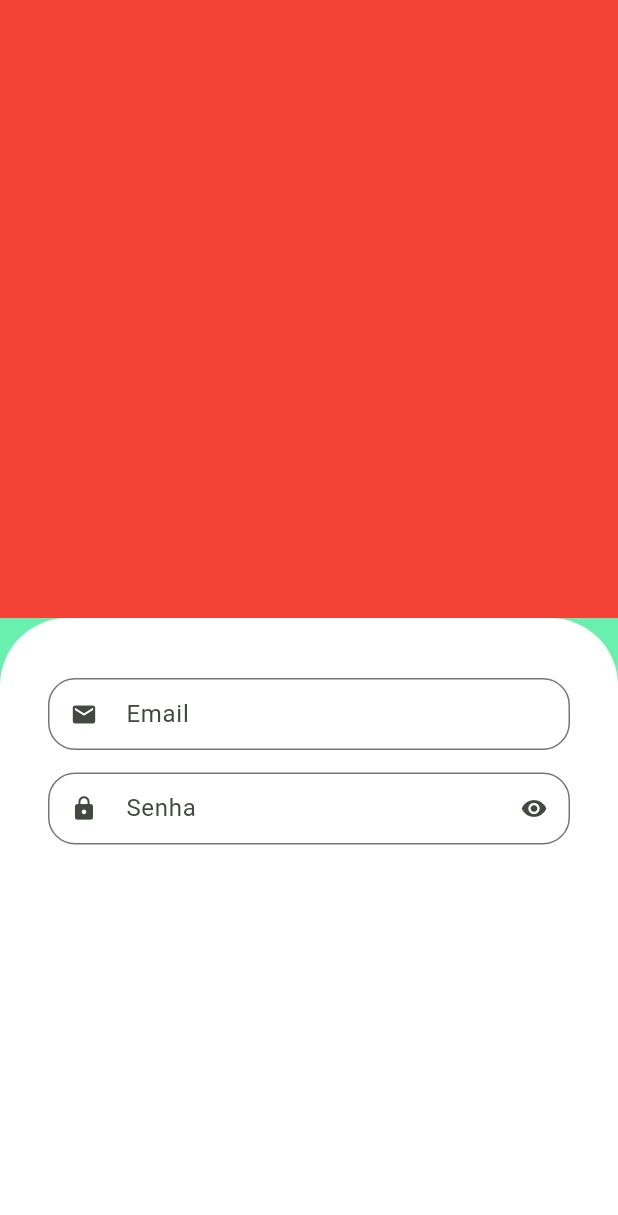
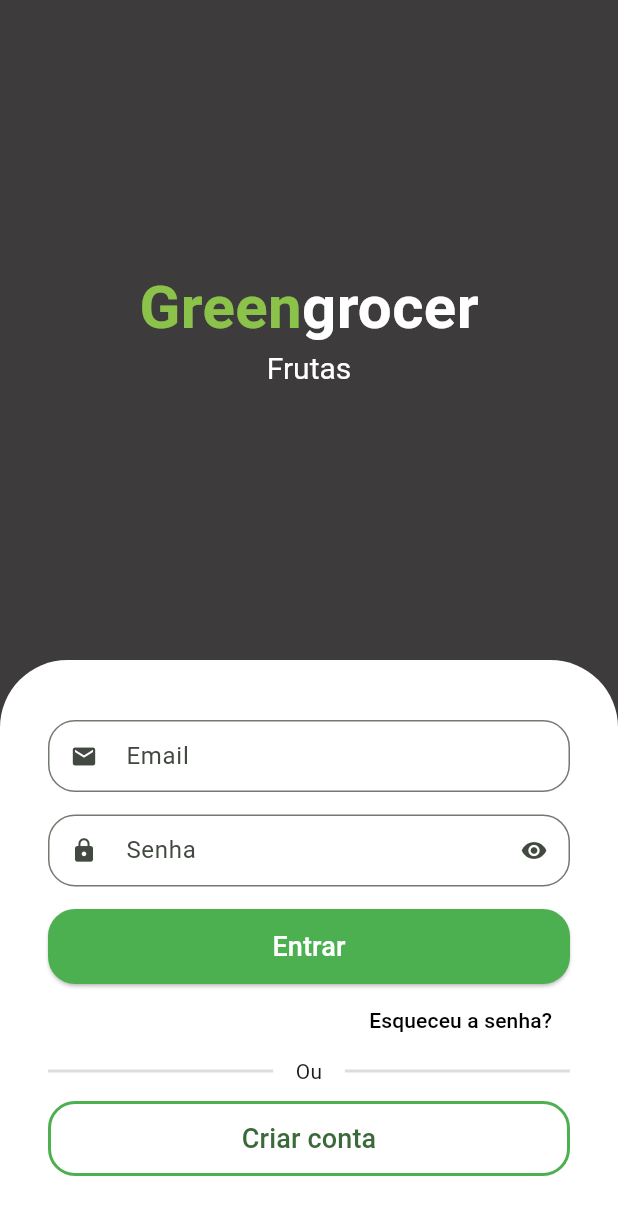
Before and after one commit to TPAlves/curso-flutter, a Flutter app: the screen it shows after launch, on a phone screen of 412 x 824 dp. Shown: the top 1215 px of the screen. Run offline on Flutter 3.47's test engine with Material 3 defaults, Android fonts, the phone set to English and light mode, and no system bars; drawn by our look-alikes of animated_text_kit; our stand-ins replace mask_text_input_formatter.

Commit message:
adicionando tela de login e cadastro

```diff
--- a/lib/src/auth/components/custom_text_field.dart
+++ b/lib/src/auth/components/custom_text_field.dart
@@ -1,14 +1,17 @@
 import 'package:flutter/material.dart';
+import 'package:flutter/services.dart';
 
 class CustomTextField extends StatefulWidget {
   final IconData icon;
   final String label;
+  final List<TextInputFormatter>? formatter;
   final bool isPassword;
 
   const CustomTextField({
     super.key,
     required this.icon,
     required this.label,
+    this.formatter,
     this.isPassword = false,
   });
 
@@ -29,6 +32,7 @@ class _CustomTextFieldState extends State<CustomTextField> {
     return Padding(
       padding: const EdgeInsets.only(bottom: 15),
       child: TextFormField(
+        inputFormatters: widget.formatter,
         obscureText: isObscure,
         decoration: InputDecoration(
           prefixIcon: Icon(widget.icon),
--- a/lib/src/auth/sign_in_screen.dart
+++ b/lib/src/auth/sign_in_screen.dart
@@ -1,38 +1,185 @@
+import 'package:animated_text_kit/animated_text_kit.dart';
 import 'package:flutter/material.dart';
 import 'package:greengrocer/src/auth/components/custom_text_field.dart';
+import 'package:greengrocer/src/auth/sign_up_screen.dart';
+import 'package:greengrocer/src/config/custom_colors.dart';
 
 class SignInScreen extends StatelessWidget {
   const SignInScreen({super.key});
 
   @override
   Widget build(BuildContext context) {
+    final size = MediaQuery.of(context).size;
+
     return Scaffold(
-      backgroundColor: Colors.greenAccent,
-      body: Column(
-        children: [
-          Expanded(child: Container(color: Colors.red)),
-          Expanded(
-            child: Container(
-              padding: const EdgeInsets.symmetric(horizontal: 32, vertical: 40),
-              decoration: const BoxDecoration(
-                color: Colors.white,
-                borderRadius: BorderRadius.vertical(top: Radius.circular(45)),
+      backgroundColor: CustomColors.backgroundLogin,
+      body: SingleChildScrollView(
+        child: SizedBox(
+          height: size.height,
+          width: size.width,
+          child: Column(
+            children: [
+              // Cuidado ao utilizar o Expanded, ele sempre vai buscar utilizar a maior parte da tela.
+              Expanded(
+                child: Column(
+                  mainAxisAlignment: MainAxisAlignment.center,
+                  children: [
+                    // Nome do app
+                    Text.rich(
+                      TextSpan(
+                        style: const TextStyle(fontSize: 40),
+                        children: [
+                          TextSpan(
+                            text: 'Green',
+                            style: TextStyle(
+                              color: CustomColors.customSwatchColor,
+                              fontWeight: FontWeight.bold,
+                            ),
+                          ),
+                          TextSpan(
+                            text: 'grocer',
+                            style: TextStyle(
+                              color: Colors.white,
+                              fontWeight: FontWeight.bold,
+                            ),
+                          ),
+                        ],
+                      ),
+                    ),
+                    // Categorias
+                    SizedBox(
+                      height: 30,
+                      child: DefaultTextStyle(
+                        style: const TextStyle(fontSize: 20),
+                        child: AnimatedTextKit(
+                          pause: Duration.zero,
+                          repeatForever: true,
+                          animatedTexts: [
+                            for (String text in [
+                              'Frutas',
+                              'Verduras',
+                              'Legumes',
+                              'Cereais',
+                            ])
+                              TypewriterAnimatedText(
+                                text,
+                                speed: Duration(milliseconds: 500),
+                                cursor: '...',
+                              ),
+                          ],
+                        ),
+                      ),
+                    ),
+                  ],
+                ),
               ),
-              child: Column(
-                children: [
-                  // Email
-                  CustomTextField(icon: Icons.email, label: "Email"),
-                  // Senha
-                  CustomTextField(
-                    icon: Icons.lock,
-                    label: "Senha",
-                    isPassword: true,
-                  ),
-                ],
+              // Form login
+              Container(
+                padding: const EdgeInsets.symmetric(
+                  horizontal: 32,
+                  vertical: 40,
+                ),
+                decoration: const BoxDecoration(
+                  color: Colors.white,
+                  borderRadius: BorderRadius.vertical(top: Radius.circular(45)),
+                ),
+                child: Column(
+                  crossAxisAlignment: CrossAxisAlignment.stretch,
+                  children: [
+                    // Email
+                    CustomTextField(icon: Icons.email, label: "Email"),
+
+                    // Senha
+                    CustomTextField(
+                      icon: Icons.lock,
+                      label: "Senha",
+                      isPassword: true,
+                    ),
+                    // Entrar
+                    SizedBox(
+                      height: 50,
+                      child: ElevatedButton(
+                        style: ElevatedButton.styleFrom(
+                          backgroundColor: Colors.green,
+                          shape: RoundedRectangleBorder(
+                            borderRadius: BorderRadius.circular(18),
+                          ),
+                        ),
+                        onPressed: () {},
+                        child: const Text(
+                          "Entrar",
+                          style: TextStyle(fontSize: 18, color: Colors.white),
+                        ),
+                      ),
+                    ),
+                    // Esqueceu a senha
+                    Align(
+                      alignment: Alignment.centerRight,
+                      child: TextButton(
+                        onPressed: () {},
+                        child: const Text(
+                          'Esqueceu a senha?',
+                          style: TextStyle(color: Colors.black),
+                        ),
+                      ),
+                    ),
+                    // Divisor
+                    Padding(
+                      padding: const EdgeInsets.only(bottom: 10),
+                      child: Row(
+                        children: [
+                          Expanded(
+                            child: Divider(
+                              color: Colors.grey.withAlpha(90),
+                              thickness: 2,
+                            ),
+                          ),
+
+                          Padding(
+                            padding: const EdgeInsets.symmetric(horizontal: 15),
+                            child: const Text('Ou'),
+                          ),
+
+                          Expanded(
+                            child: Divider(
+                              color: Colors.grey.withAlpha(90),
+                              thickness: 2,
+                            ),
+                          ),
+                        ],
+                      ),
+                    ),
+                    // Novo usuário
+                    SizedBox(
+                      height: 50,
+                      child: OutlinedButton(
+                        onPressed: () {
+                          Navigator.of(context).push(
+                            MaterialPageRoute(
+                              builder: (context) {
+                                return SignUpScreen();
+                              },
+                            ),
+                          );
+                        },
+                        style: OutlinedButton.styleFrom(
+                          shape: RoundedRectangleBorder(
+                            borderRadius: BorderRadius.circular(18),
+                          ),
+                          side: BorderSide(width: 2, color: Colors.green),
+                        ),
+                        child: const Text(
+                          'Criar conta',
+                          style: TextStyle(fontSize: 18),
+                        ),
+                      ),
+                    ),
+                  ],
+                ),
               ),
-            ),
+            ],
           ),
-        ],
+        ),
       ),
     );
   }
--- /dev/null
+++ b/lib/src/config/custom_colors.dart
@@ -0,0 +1,23 @@
+import 'package:flutter/material.dart';
+
+Map<int, Color> _swatchOpacity = {
+  50: const Color.fromRGBO(139, 195, 74, 0.1),
+  100: const Color.fromRGBO(139, 195, 74, 0.2),
+  200: const Color.fromRGBO(139, 195, 74, 0.3),
+  300: const Color.fromRGBO(139, 195, 74, 0.4),
+  400: const Color.fromRGBO(139, 195, 74, 0.5),
+  500: const Color.fromRGBO(139, 195, 74, 0.6),
+  600: const Color.fromRGBO(139, 195, 74, 0.7),
+  700: const Color.fromRGBO(139, 195, 74, 0.8),
+  800: const Color.fromRGBO(139, 195, 74, 0.9),
+  900: const Color.fromRGBO(139, 195, 74, 1),
+};
+
+abstract class CustomColors {
+  static Color backgroundLogin = Color.fromARGB(255, 61, 59, 59);
+  static Color customContrastColor = Colors.red.shade700;
+  static MaterialColor customSwatchColor = MaterialColor(
+    0xFF8BC34A,
+    _swatchOpacity,
+  );
+}
--- a/pubspec.yaml
+++ b/pubspec.yaml
@@ -34,6 +34,8 @@ dependencies:
   # The following adds the Cupertino Icons font to your application.
   # Use with the CupertinoIcons class for iOS style icons.
   cupertino_icons: ^1.0.8
+  animated_text_kit: ^4.2.3
+  mask_text_input_formatter: ^2.9.0
 
 dev_dependencies:
   flutter_test:
```
Also changed, not shown: lib/src/auth/sign_up_screen.dart (added, +129 -0 lines), pubspec.lock.
